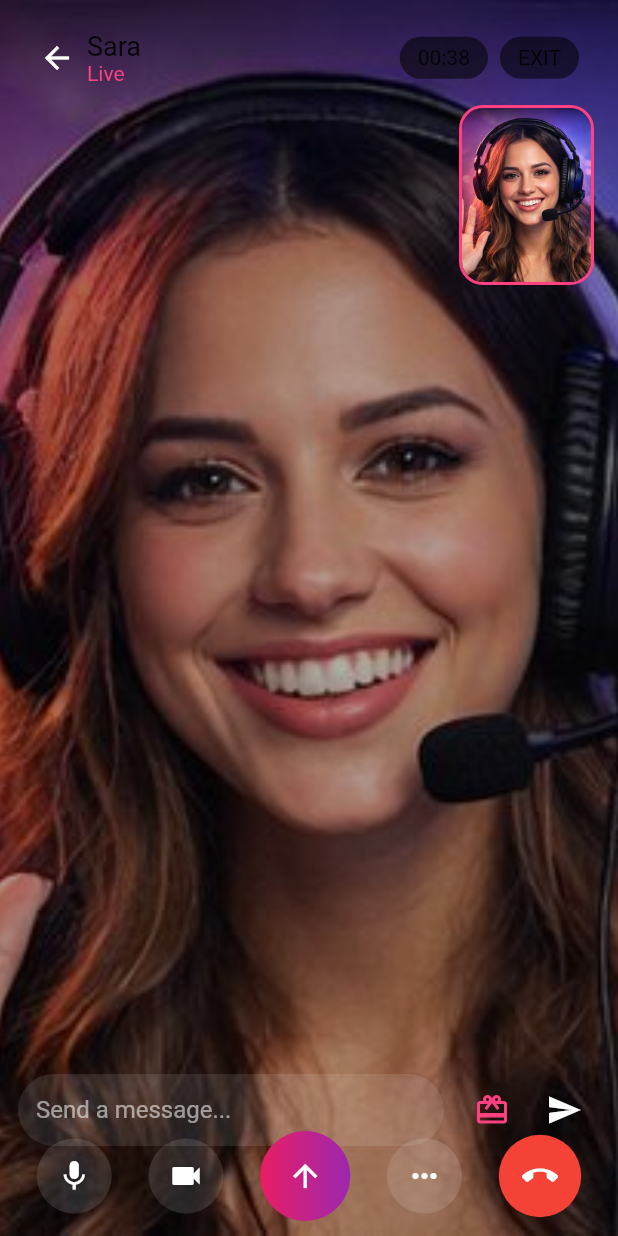
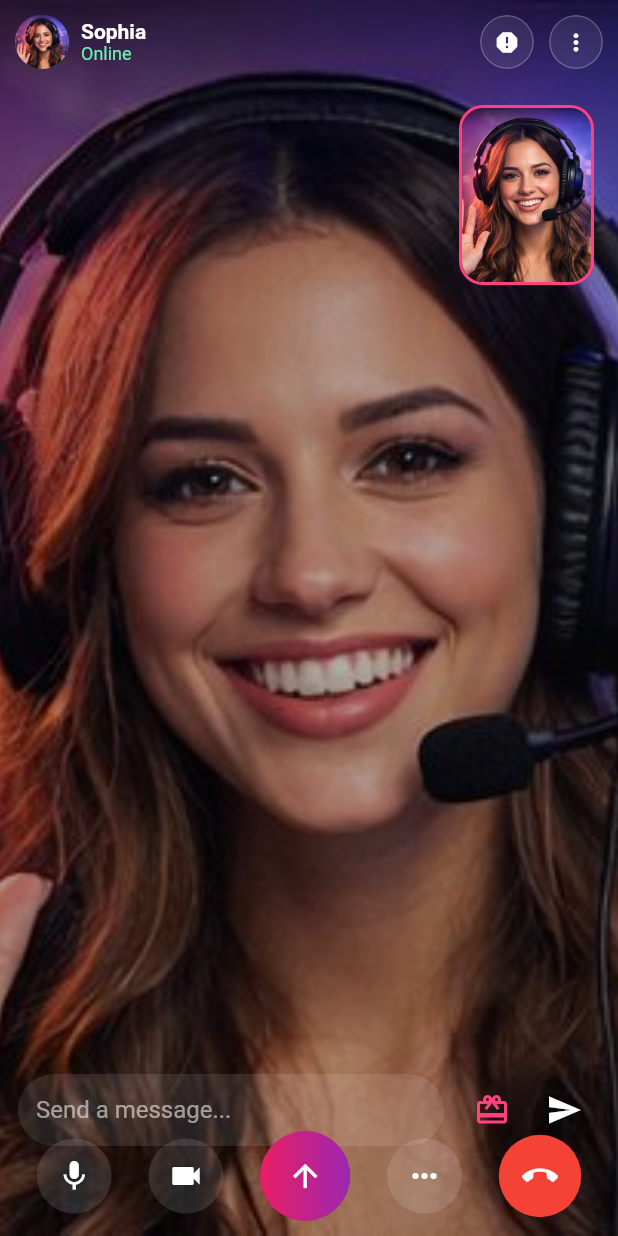
Before and after one commit to jboycoded/VIBELY, a Flutter app: the VideoCallScreen screen opened directly, on a phone screen of 412 x 824 dp. Run offline on Flutter 3.47's test engine with Material 2 defaults, Android fonts, the phone set to English and light mode, and no system bars; our stand-ins replace camera, image_picker.

Commit message:
Update top_bar.dart

```diff
--- a/lib/screens/match/widgets/top_bar.dart
+++ b/lib/screens/match/widgets/top_bar.dart
@@ -1,3 +1,4 @@
+import 'dart:ui';
 import 'package:flutter/material.dart';
 
 class TopBar extends StatelessWidget {
@@ -5,44 +6,73 @@ class TopBar extends StatelessWidget {
 
   @override
   Widget build(BuildContext context) {
-    return Padding(
-      padding: const EdgeInsets.symmetric(horizontal: 16, vertical: 10),
-      child: Row(
+    return Row(
       mainAxisAlignment: MainAxisAlignment.spaceBetween,
       children: [
-          Row(
-            children: const [
-              Icon(Icons.arrow_back, color: Colors.white),
-              SizedBox(width: 8),
+        _userInfo(),
+        _actions(),
+      ],
+    );
+  }
+
+  Widget _userInfo() {
+    return Row(
+      children: [
+        const CircleAvatar(
+          radius: 18,
+          backgroundImage: AssetImage(
+            'assets/images/streamer1.jpg',
+          ),
+        ),
+        const SizedBox(width: 8),
         Column(
           crossAxisAlignment: CrossAxisAlignment.start,
-                children: [
-                  Text('Sara', style: TextStyle(fontSize: 18)),
-                  Text('Live', style: TextStyle(color: Colors.pinkAccent)),
+          children: const [
+            Text(
+              "Sophia",
+              style: TextStyle(
+                color: Colors.white,
+                fontWeight: FontWeight.bold,
+              ),
+            ),
+            Text(
+              "Online",
+              style: TextStyle(
+                color: Colors.greenAccent,
+                fontSize: 12,
+              ),
+            ),
           ],
         ),
       ],
+    );
+  }
+
+  Widget _actions() {
+    return Row(
+      children: [
+        _glassIcon(Icons.report),
+        const SizedBox(width: 10),
+        _glassIcon(Icons.more_vert),
+      ],
+    );
+  }
+
+  Widget _glassIcon(IconData icon) {
+    return ClipRRect(
+      borderRadius: BorderRadius.circular(20),
+      child: BackdropFilter(
+        filter: ImageFilter.blur(sigmaX: 8, sigmaY: 8),
+        child: Container(
+          padding: const EdgeInsets.all(8),
+          decoration: BoxDecoration(
+            color: Colors.white.withOpacity(0.08),
+            shape: BoxShape.circle,
+            border: Border.all(color: Colors.white24),
           ),
-          Row(
-            children: [
-              _pill('00:38'),
-              const SizedBox(width: 8),
-              _pill('EXIT'),
-            ],
-          )
-        ],
+          child: Icon(icon, color: Colors.white, size: 18),
+        ),
       ),
     );
   }
-
-  Widget _pill(String text) {
-    return Container(
-      padding: const EdgeInsets.symmetric(horizontal: 12, vertical: 6),
-      decoration: BoxDecoration(
-        color: Colors.black54,
-        borderRadius: BorderRadius.circular(20),
-      ),
-      child: Text(text),
-    );
 }
-}
```
Lines whose indentation alone changed are shown as unchanged.
